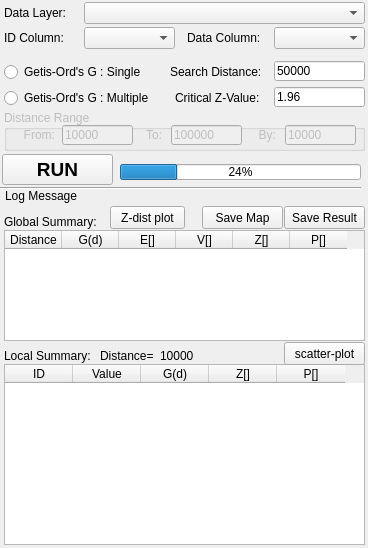
Qt form gui/ui_form_getisord_g.ui (Gaia3D/GeepsSpatialStatistic) before a commit.
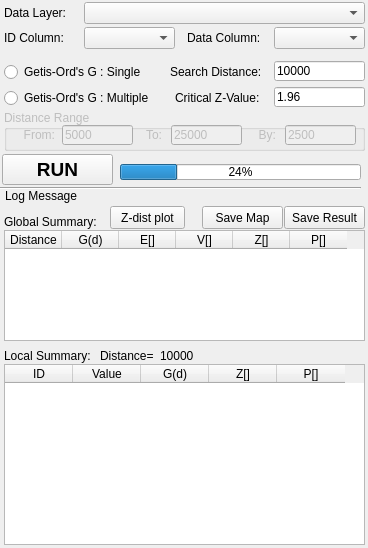
The same form after that commit.

```diff
--- a/gui/ui_form_getisord_g.ui
+++ b/gui/ui_form_getisord_g.ui
@@ -108,7 +108,7 @@
     </rect>
    </property>
    <property name="text">
-    <string>50000</string>
+    <string>10000</string>
    </property>
   </widget>
   <widget class="QLabel" name="lbl_m_1">
@@ -181,7 +181,7 @@
      </rect>
     </property>
     <property name="text">
-     <string>10000</string>
+     <string>5000</string>
     </property>
    </widget>
    <widget class="QLineEdit" name="edtTo">
@@ -194,7 +194,7 @@
      </rect>
     </property>
     <property name="text">
-     <string>100000</string>
+     <string>25000</string>
     </property>
    </widget>
    <widget class="QLabel" name="label_7">
@@ -239,7 +239,7 @@
      </rect>
     </property>
     <property name="text">
-     <string>10000</string>
+     <string>2500</string>
     </property>
    </widget>
   </widget>
@@ -545,19 +545,6 @@
     <string>10000</string>
    </property>
   </widget>
-  <widget class="QPushButton" name="btnScatterPlot">
-   <property name="geometry">
-    <rect>
-     <x>284</x>
-     <y>342</y>
-     <width>81</width>
-     <height>23</height>
-    </rect>
-   </property>
-   <property name="text">
-    <string>scatter-plot</string>
-   </property>
-  </widget>
   <widget class="QPushButton" name="btnZDistPlot">
    <property name="geometry">
     <rect>
```
Left out of the diff: 1 changed line with no effect on the pictures.
